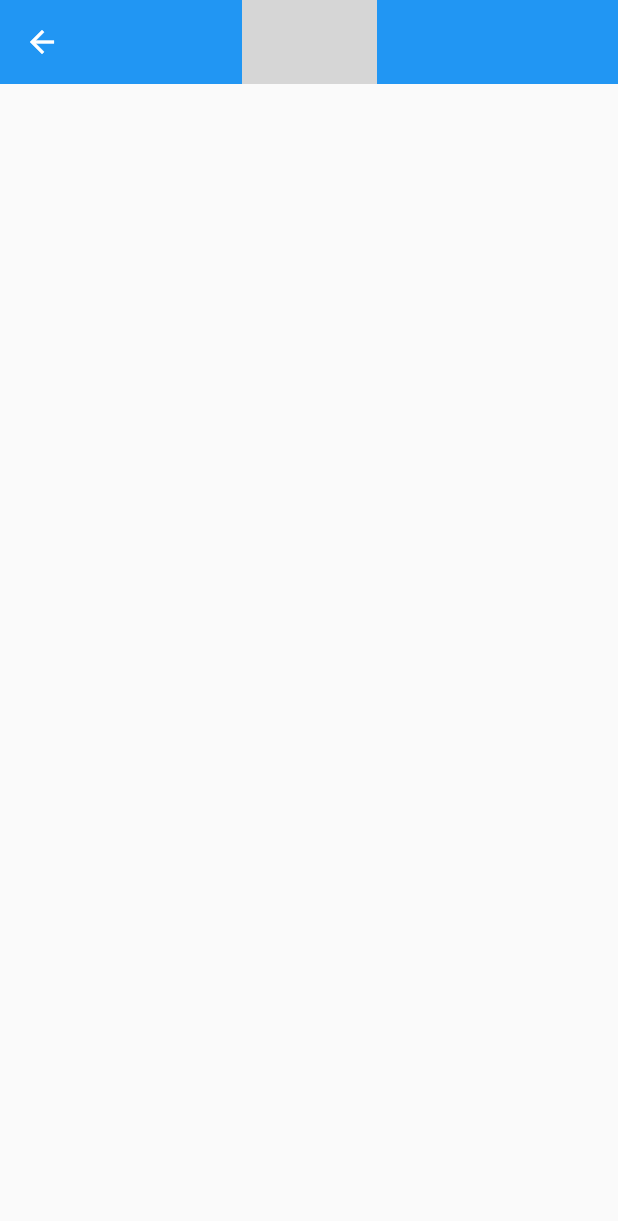
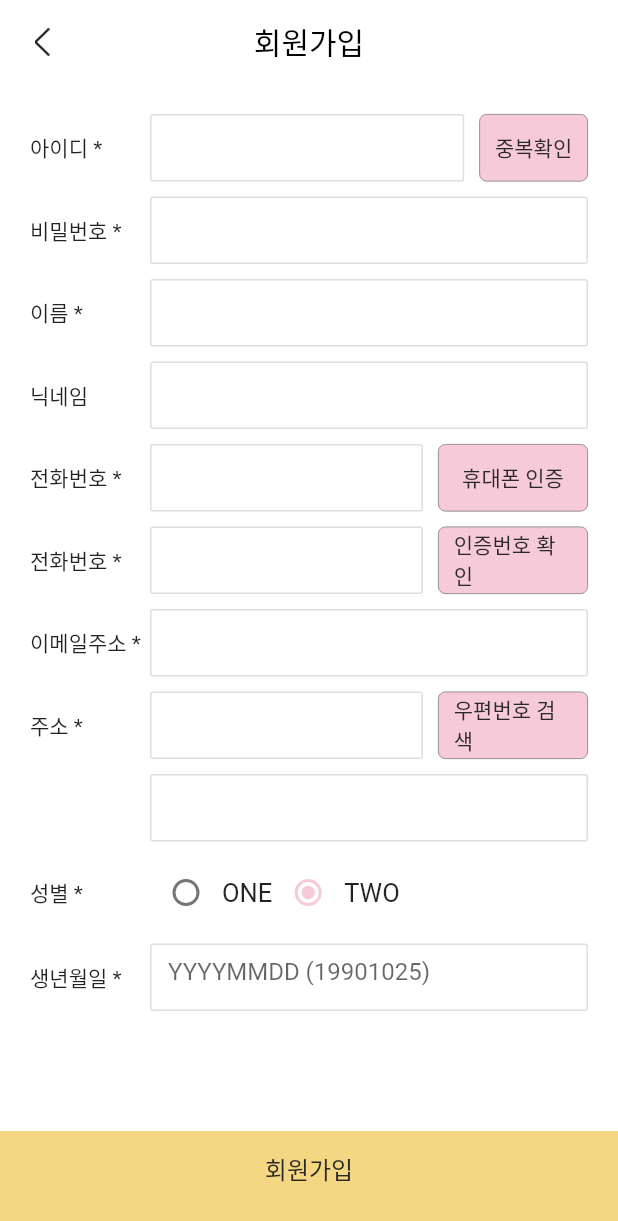
Before and after one commit to ehowlsla/knotted, a Flutter app: the JoinPage screen opened directly, on a phone screen of 412 x 824 dp. Shown: the top 1221 px of the screen. Run offline on Flutter 3.47's test engine with Material 2 defaults, Android fonts, the phone set to English and light mode, and no system bars; our stand-ins replace carousel_slider, device_info, fluttertoast, get, shared_preferences; accounts and stored records are empty; network calls fail; grey boxes are pictures that could not be loaded.

Commit message:
회원가입 added

```diff
--- a/lib/page/home/home_user_info.dart
+++ b/lib/page/home/home_user_info.dart
@@ -3,6 +3,8 @@ import 'package:flutter/material.dart';
 import 'package:get/get.dart';
 import 'package:knotted/page/login.dart';
 import 'package:knotted/theme/n_colors.dart';
+
+import '../join_page.dart';
 
 class HomeUserInfo extends StatefulWidget {
   @override
@@ -64,7 +66,7 @@ class _HomeUserInfoState extends State<HomeUserInfo> {
                               child: Material(
                                 color: Colors.transparent,
                                 child: InkWell(
-                                  onTap: () => print(1234),
+                                  onTap: () => Get.to(JoinPage()),
                                   child: Row(
                                     mainAxisAlignment: MainAxisAlignment.center,
                                     crossAxisAlignment: CrossAxisAlignment.center,
@@ -89,7 +91,7 @@ class _HomeUserInfoState extends State<HomeUserInfo> {
                               child: Material(
                                 color: Colors.transparent,
                                 child: InkWell(
-                                  onTap: () => print(1234),
+                                  onTap: () => Get.to(LoginPage(hasAppBar: true)),
                                   child: Row(
                                     mainAxisAlignment: MainAxisAlignment.center,
                                     crossAxisAlignment: CrossAxisAlignment.center,
--- a/lib/page/join.dart
+++ /dev/null
@@ -1,39 +0,0 @@
-import 'package:flutter/material.dart';
-import 'package:get/get.dart';
-
-class JoinPage extends StatefulWidget {
-  @override
-  State<StatefulWidget> createState() => JoinPageState();
-}
-
-class JoinPageState extends State<JoinPage> {
-
-  @override
-  Widget build(BuildContext context) {
-    return Scaffold(
-      resizeToAvoidBottomInset: false,
-      appBar: AppBar(
-        leading: IconButton(
-          icon: Icon(Icons.arrow_back),
-          onPressed: () => Navigator.pop(context, false),
-        ),
-        title: Image.asset('', width: 90),
-        centerTitle: true,
-        bottomOpacity: 0.0,
-        elevation: 0.0,
-      ),
-      body: Container()
-
-      // WebView(
-      //   initialUrl: 'https://dev-www.pintoss.co.kr/signup#step1',
-      //   javascriptMode: JavascriptMode.unrestricted,
-      //   onPageStarted: (String url) {
-      //     print('http url: $url');
-      //     if(url == 'https://dev-www.pintoss.co.kr/signin') Navigator.pop(context, false);
-      //   }
-        // initialUrl: 'https://www.google.com',
-
-
-    );
-  }
-}
--- /dev/null
+++ b/lib/page/join_page.dart
@@ -0,0 +1,326 @@
+import 'package:flutter/material.dart';
+import 'package:get/get.dart';
+import 'package:knotted/theme/n_colors.dart';
+import 'package:knotted/theme/pink_button.dart';
+import 'package:knotted/theme/round_text_field.dart';
+
+class JoinPage extends StatefulWidget {
+  @override
+  State<StatefulWidget> createState() => JoinPageState();
+}
+
+class JoinPageState extends State<JoinPage> {
+
+  final idController = TextEditingController();
+  final passwordController = TextEditingController();
+  final nameController = TextEditingController();
+  final nicknameController = TextEditingController();
+  final phoneController = TextEditingController();
+  final phoneCodeController = TextEditingController();
+  final emailController = TextEditingController();
+  final address1Controller = TextEditingController();
+  final address2Controller = TextEditingController();
+  final birthController = TextEditingController();
+
+
+  @override
+  Widget build(BuildContext context) {
+    return Scaffold(
+      backgroundColor: NColors.powderYellow2,
+      resizeToAvoidBottomInset: false,
+      appBar: AppBar(
+        leading: IconButton(
+          icon: Image.asset('images/icon_back.png', width: 10.0),
+          onPressed: () => Navigator.pop(context, false),
+        ),
+        backgroundColor: Colors.white,
+        // title: Image.asset('', width: 90),
+        title: Text('회원가입', style: TextStyle(color: Colors.black)),
+        centerTitle: true,
+        bottomOpacity: 0.0,
+        elevation: 0.0,
+      ),
+      body: Container(
+        color: NColors.powderYellow2,
+        child: Column(
+          children: [
+            Expanded(
+              child: Container(
+                color: Colors.white,
+                child: Padding(
+                  padding: const EdgeInsets.all(20.0),
+                  child: Column(
+                    children: [
+                      Row(
+                        children: [
+                          Container(
+                              width: 80,
+                              child: Text('아이디 *')
+                          ),
+                          Flexible(
+                            child: RoundTextField(
+                              idController,
+                              '',
+                              false,
+                              TextInputType.text
+                            ),
+                          ),
+                          SizedBox(width: 10.0),
+                          PinkButton(
+                            Text('중복확인', style: TextStyle(color: NColors.text2)),
+                            null,
+                            () => {
+                              print(555)
+                            }
+                          )
+                        ],
+                      ),
+                      SizedBox(height: 10),
+                      Row(
+                        children: [
+                          Container(
+                              width: 80,
+                              child: Text('비밀번호 *')
+                          ),
+                          Flexible(
+                            child: RoundTextField(
+                                passwordController,
+                                '',
+                                true,
+                                TextInputType.text
+                            ),
+                          ),
+                        ],
+                      ),
+                      SizedBox(height: 10),
+                      Row(
+                        children: [
+                          Container(
+                              width: 80,
+                              child: Text('이름 *')
+                          ),
+                          Flexible(
+                            child: RoundTextField(
+                                nameController,
+                                '',
+                                false,
+                                TextInputType.text
+                            ),
+                          ),
+                        ],
+                      ),
+                      SizedBox(height: 10),
+                      Row(
+                        children: [
+                          Container(
+                              width: 80,
+                              child: Text('닉네임')
+                          ),
+                          Flexible(
+                            child: RoundTextField(
+                                nicknameController,
+                                '',
+                                false,
+                                TextInputType.text
+                            ),
+                          ),
+                        ],
+                      ),
+                      SizedBox(height: 10),
+                      Row(
+                        children: [
+                          Container(
+                              width: 80,
+                              child: Text('전화번호 *')
+                          ),
+                          Flexible(
+                            child: RoundTextField(
+                                phoneController,
+                                '',
+                                false,
+                                TextInputType.text
+                            ),
+                          ),
+                          SizedBox(width: 10.0),
+                          PinkButton(
+                              Text('휴대폰 인증', style: TextStyle(color: NColors.text2)),
+                              100,
+                              () => {
+                                print(555)
+                              }
+                          )
+                        ],
+                      ),
+                      SizedBox(height: 10),
+                      Row(
+                        children: [
+                          Container(
+                              width: 80,
+                              child: Text('전화번호 *')
+                          ),
+                          Flexible(
+                            child: RoundTextField(
+                                phoneCodeController,
+                                '',
+                                false,
+                                TextInputType.text
+                            ),
+                          ),
+                          SizedBox(width: 10.0),
+                          PinkButton(
+                              Text('인증번호 확인', style: TextStyle(color: NColors.text2)),
+                              100,
+                              () => {
+                                print(555)
+                              }
+                          )
+                        ],
+                      ),
+                      SizedBox(height: 10),
+                      Row(
+                        children: [
+                          Container(
+                            width: 80,
+                            child: Text('이메일주소 *')
+                          ),
+                          Flexible(
+                            child: RoundTextField(
+                                emailController,
+                                '',
+                                false,
+                                TextInputType.emailAddress
+                            ),
+                          ),
+                        ],
+                      ),
+                      SizedBox(height: 10),
+                      Row(
+                        children: [
+                          Container(
+                              width: 80,
+                              child: Text('주소 *')
+                          ),
+                          Flexible(
+                            child: RoundTextField(
+                                address1Controller,
+                                '',
+                                false,
+                                TextInputType.text
+                            ),
+                          ),
+                          SizedBox(width: 10.0),
+                          PinkButton(
+                              Text('우편번호 검색', style: TextStyle(color: NColors.text2)),
+                              100,
+                              () => {
+                                print(555)
+                              }
+                          )
+                        ],
+                      ),
+                      SizedBox(height: 10),
+                      Row(
+                        children: [
+                          Container(
+                              width: 80,
+                          ),
+                          Flexible(
+                            child: RoundTextField(
+                                address2Controller,
+                                '',
+                                false,
+                                TextInputType.text
+                            ),
+                          ),
+                        ],
+                      ),
+                      SizedBox(height: 10),
+                      Row(
+                        children: [
+                          Container(
+                              width: 80,
+                              child: Text('성별 *')
+                          ),
+                          Radio(
+                            value: 1,
+                            groupValue: 2,
+                            activeColor: NColors.powderPink2,
+                            onChanged: (val) {
+                              setState(() {
+                                // radioButtonItem = 'ONE';
+                                // id = 1;
+                              });
+                            },
+                          ),
+                          Text(
+                            'ONE',
+                            style: new TextStyle(fontSize: 17.0)
+                          ),
+                          Radio(
+                            value: 2,
+                            groupValue: 2,
+                            activeColor: NColors.powderPink2,
+                            onChanged: (val) {
+                              setState(() {
+                                // radioButtonItem = 'ONE';
+                                // id = 1;
+                              });
+                            },
+                          ),
+                          Text(
+                              'TWO',
+                              style: new TextStyle(fontSize: 17.0)
+                          ),
+                        ],
+                      ),
+                      SizedBox(height: 10),
+                      Row(
+                        children: [
+                          Container(
+                            width: 80,
+                            child: Text('생년월일 *'),
+                          ),
+                          Flexible(
+                            child: RoundTextField(
+                                birthController,
+                                'YYYYMMDD (19901025)',
+                                false,
+                                TextInputType.number
+                            ),
+                          ),
+                        ],
+                      ),
+                    ],
+                  ),
+                ),
+              ),
+            ),
+            Container(
+              width: double.infinity,
+              height: 50.0,
+              child: Material(
+                color: Colors.transparent,
+                child: InkWell(
+                  onTap: () => print(1234),
+                  child: Center(child: Text('회원가입', style: TextStyle(color: NColors.text2, fontSize: 16.0))),
+                ),
+              ),
+            ),
+            Container(height: 20)
+          ],
+        ),
+      )
+
+      // WebView(
+      //   initialUrl: 'https://dev-www.pintoss.co.kr/signup#step1',
+      //   javascriptMode: JavascriptMode.unrestricted,
+      //   onPageStarted: (String url) {
+      //     print('http url: $url');
+      //     if(url == 'https://dev-www.pintoss.co.kr/signin') Navigator.pop(context, false);
+      //   }
+        // initialUrl: 'https://www.google.com',
+
+
+    );
+  }
+}
--- a/lib/page/login.dart
+++ b/lib/page/login.dart
@@ -13,7 +13,7 @@ import 'package:shared_preferences/shared_preferences.dart';
 // import 'package:shared_preferences/shared_preferences.dart';
 
 import 'home.dart';
-import 'join.dart';
+import 'join_page.dart';
 
 class LoginPage extends StatefulWidget {
 
@@ -25,21 +25,19 @@ class LoginPage extends StatefulWidget {
 }
 
 class LoginPageState extends State<LoginPage> {
-  final textEmailController = TextEditingController();
-  final textPasswordController = TextEditingController();
+  final emailController = TextEditingController();
+  final passwordController = TextEditingController();
   // final provider = ApiProvider();
 
   goLoginRequest() async {
     try {
       loginRequestValidate();
       var provider = ApiProvider();
-      var res = await provider.login(textEmailController.text.toString().trim(), textPasswordController.text.toString().trim());
-
-
+      var res = await provider.login(emailController.text.toString().trim(), passwordController.text.toString().trim());
 
       if(res.statusCode == HttpStatus.ok) {
           SharedPreferences prefs = await SharedPreferences.getInstance();
-          prefs.setString('login_id', textEmailController.text.toString().trim());
+          prefs.setString('login_id', emailController.text.toString().trim());
           prefs.setString('token', res.body);
           Get.offAll(() => Home());
       } else {
@@ -51,8 +49,8 @@ class LoginPageState extends State<LoginPage> {
   }
 
   loginRequestValidate() {
-    String login_id = textEmailController.text;
-    String login_pw = textPasswordController.text;
+    String login_id = emailController.text;
+    String login_pw = passwordController.text;
     if(login_id.isEmpty || login_pw.isEmpty || login_id.trim().length == 0 || login_pw.trim().length == 0) return throw new FormatException('로그인 ID 또는 비밀번호 값이 비어있습니다.');
   }
 
@@ -67,7 +65,7 @@ class LoginPageState extends State<LoginPage> {
   initLoginID() async {
     SharedPreferences prefs = await SharedPreferences.getInstance();
     setState(() {
-      textEmailController.text = prefs.getString('login_id') ?? '';
+      emailController.text = prefs.getString('login_id') ?? '';
     });
   }
 
@@ -95,7 +93,7 @@ class LoginPageState extends State<LoginPage> {
                               height: 50.0,
                               child: TextField(
 
-                                controller: textEmailController,
+                                controller: emailController,
                                 keyboardType: TextInputType.emailAddress,
                                 decoration: InputDecoration(
                                   hintText: '',
@@ -130,7 +128,7 @@ class LoginPageState extends State<LoginPage> {
                               height: 50.0,
                               child: TextField(
 
-                                controller: textPasswordController,
+                                controller: passwordController,
                                 keyboardType: TextInputType.text,
                                 obscureText: true,
                                 decoration: InputDecoration(
--- /dev/null
+++ b/lib/theme/pink_button.dart
@@ -0,0 +1,44 @@
+import 'package:flutter/cupertino.dart';
+import 'package:flutter/material.dart';
+
+import 'n_colors.dart';
+
+class PinkButton extends StatelessWidget {
+  Widget textWidget;
+  double? width;
+  final void Function() onTap;
+
+
+  PinkButton(this.textWidget, this.width, this.onTap);
+
+  @override
+  Widget build(BuildContext context) {
+    // TODO: implement build
+    return Material(
+      child: InkWell(
+        onTap: onTap,
+        child: Container(
+          width: width,
+          height: 45.0,
+          decoration: BoxDecoration(
+              borderRadius: BorderRadius.all(Radius.circular(5.0)),
+              border: Border.all(
+                  color: NColors.text4,
+                  width: 0.5
+              ),
+              color: NColors.powderPink2
+          ),
+          child: Material(
+            color: Colors.transparent,
+            child: Center(
+                child: Padding(
+                  padding: const EdgeInsets.symmetric(horizontal: 10.0),
+                  child: textWidget
+                )
+            ),
+          ),
+        ),
+      ),
+    );
+  }
+}
--- /dev/null
+++ b/lib/theme/round_text_field.dart
@@ -0,0 +1,41 @@
+import 'package:flutter/cupertino.dart';
+import 'package:flutter/material.dart';
+
+import 'n_colors.dart';
+
+class RoundTextField extends StatelessWidget {
+  TextEditingController? controller;
+  String? hintText = '';
+  bool obscureText = false;
+  TextInputType? keyboardType = TextInputType.text;
+
+
+  RoundTextField(this.controller, this.hintText, this.obscureText, this.keyboardType);
+
+  @override
+  Widget build(BuildContext context) {
+    // TODO: implement build
+    return Container(
+      height: 45.0,
+      child: TextField(
+        controller: controller,
+        keyboardType: keyboardType,
+        obscureText: obscureText,
+        decoration: InputDecoration(
+          hintText: hintText,
+          focusedBorder: OutlineInputBorder(
+            borderRadius: BorderRadius.all(Radius.circular(2.0)),
+            borderSide: BorderSide(width: 1, color: Colors.grey),
+          ),
+          enabledBorder: OutlineInputBorder(
+            borderRadius: BorderRadius.all(Radius.circular(2.0)),
+            borderSide: BorderSide(width: 1, color: NColors.borderGrey),
+          ),
+          border: OutlineInputBorder(
+            borderRadius: BorderRadius.all(Radius.circular(2.0)),
+          ),
+        ),
+      ),
+    );
+  }
+}
```
